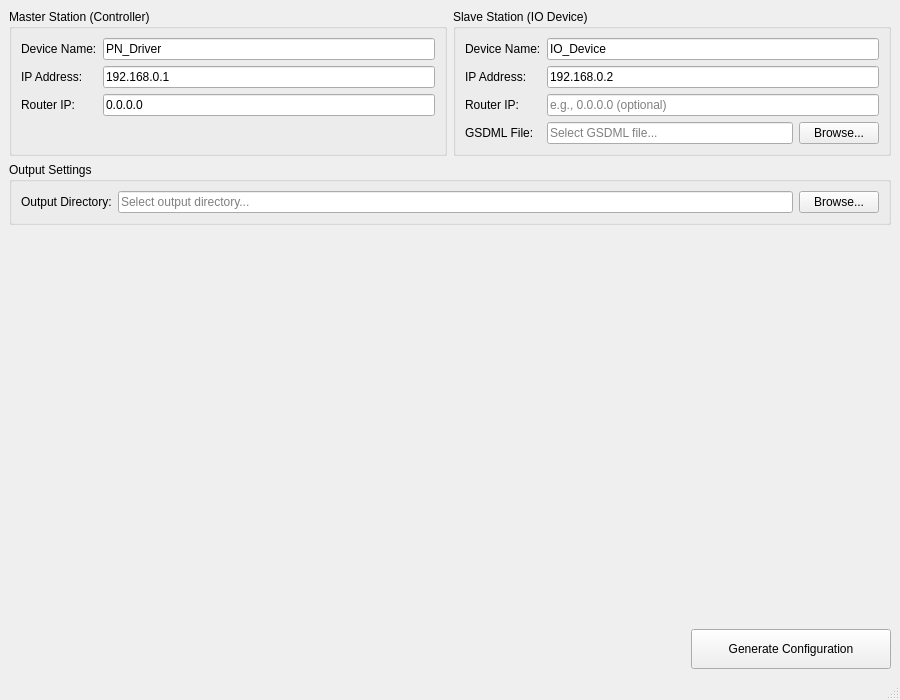
This is src/PNConfigGenerator/MainWindow.ui in helloninglei/PNConfigGenerator as Qt 5 draws it before an edit. The edited form follows.
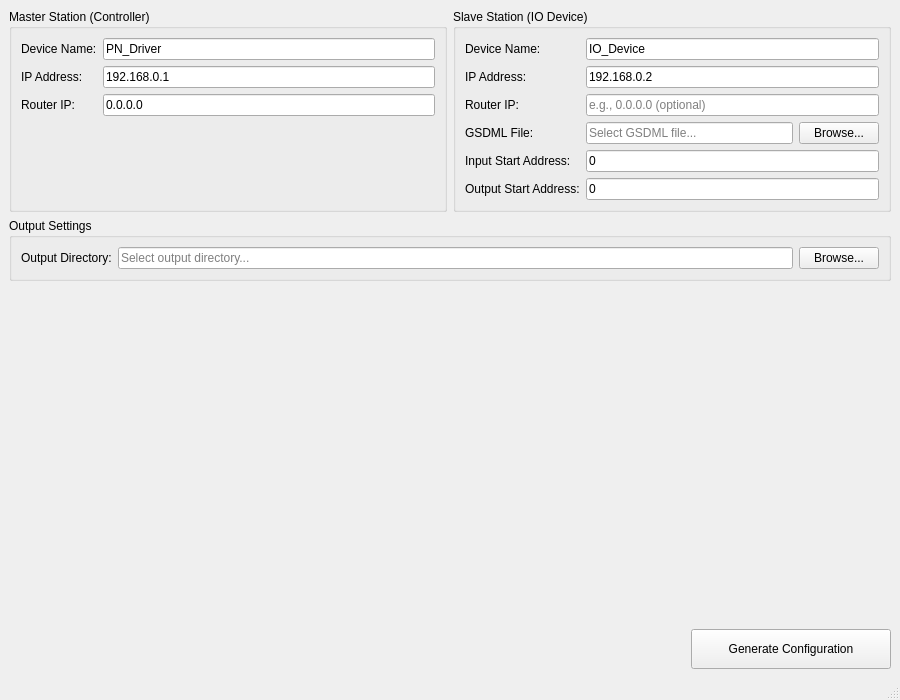
This is the edited form.

Commit message: 设置IO偏移量

```diff
--- a/src/PNConfigGenerator/MainWindow.ui
+++ b/src/PNConfigGenerator/MainWindow.ui
@@ -158,6 +158,40 @@
            </item>
           </layout>
          </item>
+         <item row="4" column="0">
+          <widget class="QLabel" name="inputStartLabel">
+           <property name="text">
+            <string>Input Start Address:</string>
+           </property>
+          </widget>
+         </item>
+         <item row="4" column="1">
+          <widget class="QLineEdit" name="inputStartEdit">
+           <property name="text">
+            <string>0</string>
+           </property>
+           <property name="placeholderText">
+            <string>e.g., 0</string>
+           </property>
+          </widget>
+         </item>
+         <item row="5" column="0">
+          <widget class="QLabel" name="outputStartLabel">
+           <property name="text">
+            <string>Output Start Address:</string>
+           </property>
+          </widget>
+         </item>
+         <item row="5" column="1">
+          <widget class="QLineEdit" name="outputStartEdit">
+           <property name="text">
+            <string>0</string>
+           </property>
+           <property name="placeholderText">
+            <string>e.g., 0</string>
+           </property>
+          </widget>
+         </item>
         </layout>
        </widget>
       </item>
```
The commit also changes 2 other files.
